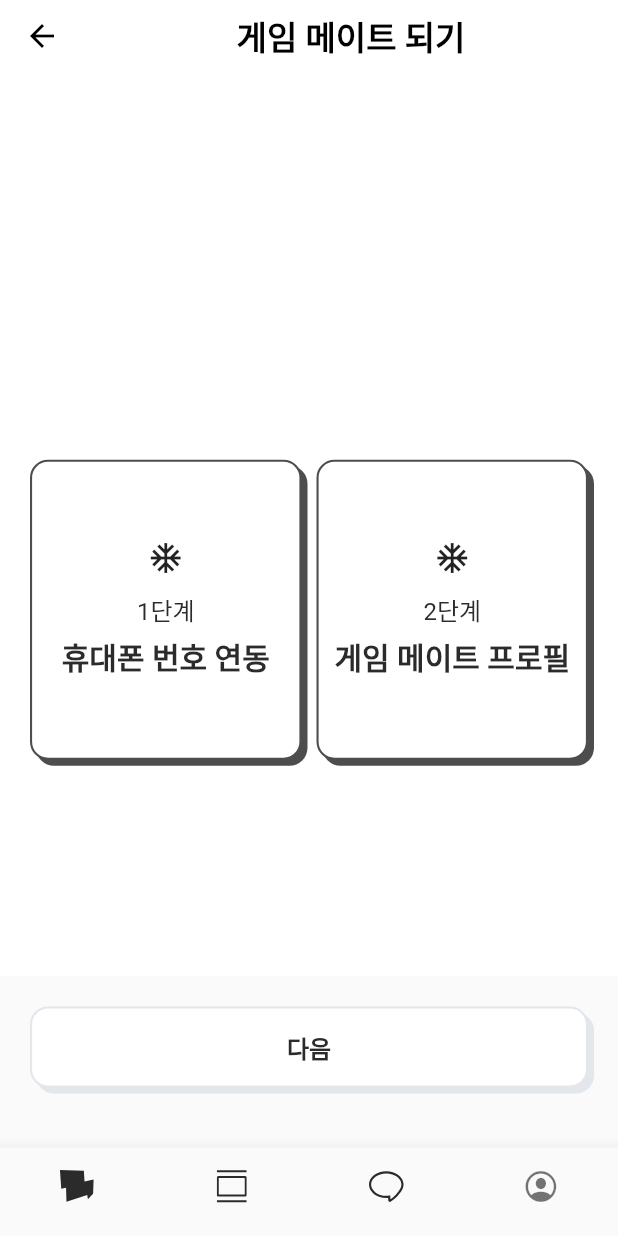
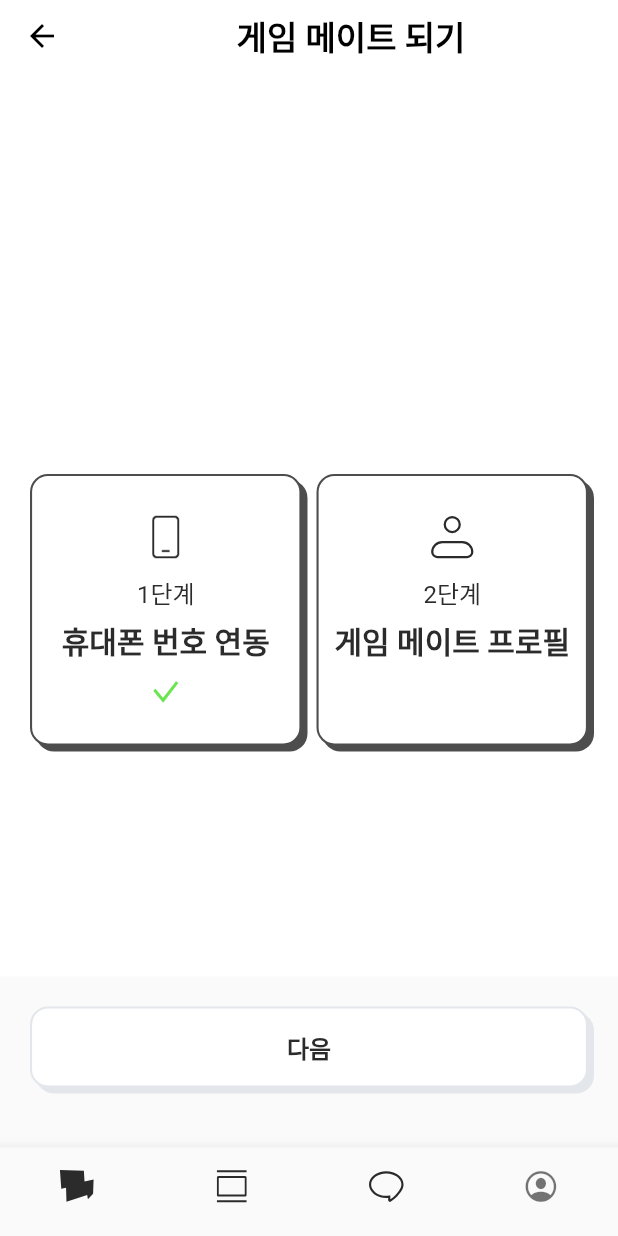
Before and after one commit to jihun-bang/chemiplay, a Flutter app: the MyMateBecomePage screen opened by its route, on a phone screen of 412 x 824 dp. Run offline on Flutter 3.47's test engine with Material 2 defaults, Android fonts, the phone set to English and light mode, and no system bars; our stand-ins replace cached_network_image, cloud_firestore, copy_with_extension, file_picker, firebase_auth, firebase_core and 11 more; missing offline and left inert: cloud_firestore_odm, google_sign_in_platform_interface, google_sign_in_web, sendbird_sdk; accounts and stored records are empty; Roboto replaces fonts that are missing (Pretendard); statements that could not run were skipped.

Commit message:
게임 메이트 되기 정사각형 박스 구현, 체크 아이콘 및 단계별 아이콘 구현

```diff
--- a/lib/presentation/views/my/my_mate_become_page.dart
+++ b/lib/presentation/views/my/my_mate_become_page.dart
@@ -4,6 +4,7 @@ import 'package:chemiplay/presentation/widgets/gigi_app_bar.dart';
 import 'package:chemiplay/presentation/widgets/gigi_elevated_button.dart';
 import 'package:chemiplay/presentation/widgets/gigi_elevated_square_button.dart';
 import 'package:flutter/material.dart';
+import 'package:flutter_svg/flutter_svg.dart';
 import 'package:go_router/go_router.dart';
 
 class MyMateBecomePage extends StatefulWidget {
@@ -34,6 +35,17 @@ class _MyMateBecomePageState extends State<MyMateBecomePage> {
 
   @override
   Widget build(BuildContext context) {
+    const double horizontalPadding = 20;
+    const double spaceBetweenButton = 10;
+    final double monitorWidth = MediaQuery.of(context).size.width;
+    final double usableWidth =
+        monitorWidth - (horizontalPadding * 2 + spaceBetweenButton);
+    const double maxWidth = 300;
+    const double minWidth = 150;
+    double width = (usableWidth / 2) > maxWidth
+        ? maxWidth
+        : ((usableWidth / 2) < minWidth ? minWidth : (usableWidth / 2));
+    double height = width;
     return Scaffold(
       backgroundColor: Colors.white,
       appBar: const GigiAppBar(
@@ -42,29 +54,35 @@ class _MyMateBecomePageState extends State<MyMateBecomePage> {
       ),
       body: Center(
         child: Padding(
-          padding: const EdgeInsets.symmetric(horizontal: 20),
+          padding: const EdgeInsets.symmetric(horizontal: horizontalPadding),
           child: Row(
             mainAxisAlignment: MainAxisAlignment.center,
             crossAxisAlignment: CrossAxisAlignment.center,
             children: [
               stepButton(
-                icon: const Icon(Icons.ac_unit_outlined),
+                svgFileName: 'icon_phone',
                 stepText: '1단계',
                 titleText: '휴대폰 번호 연동',
                 onPressed: () {
                   context.pushNamed('myMateVerifyPhoneNumber');
                 },
+                height: height,
+                width: width,
+                showChecked: true,
               ),
               const SizedBox(
-                width: 10,
+                width: spaceBetweenButton,
               ),
               stepButton(
-                icon: const Icon(Icons.ac_unit_outlined),
+                svgFileName: 'icon_profile_light',
                 stepText: '2단계',
                 titleText: '게임 메이트 프로필',
                 onPressed: () {
                   context.pushNamed('myMateProfile');
                 },
+                height: height,
+                width: width,
+                showChecked: false,
               ),
             ],
           ),
@@ -85,17 +103,23 @@ class _MyMateBecomePageState extends State<MyMateBecomePage> {
   }
 
   stepButton({
-    required Icon icon,
+    required String svgFileName,
     required String stepText,
     required String titleText,
+    bool showChecked = false,
+    double height = 200,
+    double? width,
     VoidCallback? onPressed,
   }) {
-    return Expanded(
-      child: GigiElevatedSquareButton(
+    return GigiElevatedSquareButton(
       widget: Column(
         mainAxisAlignment: MainAxisAlignment.center,
         children: [
-            icon,
+          SvgPicture.asset(
+            'assets/icons/my/$svgFileName.svg',
+            height: 30,
+            width: 30,
+          ),
           const SizedBox(
             height: 10,
           ),
@@ -110,11 +134,23 @@ class _MyMateBecomePageState extends State<MyMateBecomePage> {
             titleText,
             style: titleTextStyle,
           ),
+          const SizedBox(
+            height: 10,
+          ),
+          Opacity(
+            opacity: showChecked ? 1 : 0,
+            child: SvgPicture.asset(
+              'assets/icons/icon_check.svg',
+              height: 18,
+              width: 18,
+              color: const Color(0xff69E550),
+            ),
+          ),
         ],
       ),
-        height: 200,
+      height: height,
+      width: width,
       onPressed: onPressed,
-      ),
     );
   }
 }
--- a/lib/presentation/widgets/gigi_elevated_square_button.dart
+++ b/lib/presentation/widgets/gigi_elevated_square_button.dart
@@ -33,6 +33,7 @@ class _GigiElevatedSquareButtonState extends State<GigiElevatedSquareButton> {
     return Container(
       alignment: Alignment.bottomCenter,
       height: widget.height,
+      width: widget.width,
       child: SizedBox(
         height: widget.height - (isDown ? 4 : 0),
         child: DecoratedBox(
```
Also changed, not shown: assets/icons/icon_check.svg (added), assets/icons/my/icon_phone.svg (added), assets/icons/my/icon_profile_light.svg (added). Lines whose indentation alone changed are shown as unchanged.
